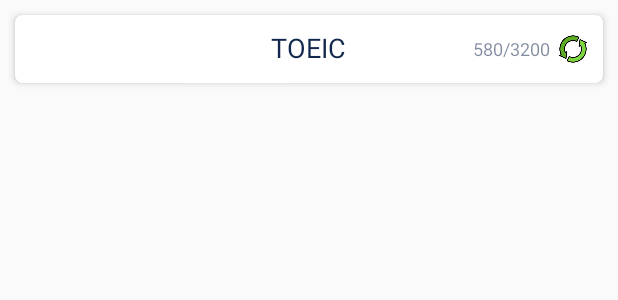
After one commit to warriorWorld/MyWord, an Android app: the layout item_table.xml on its own in the app's theme, with its tools: preview values and no code run, on a phone screen of 412 x 824 dp. The commit adds this screen. Shown: the top 300 px of the screen. Run offline under Robolectric (Android 15) with nearby library versions, the phone set to English and light mode, and no system bars.

Commit message:
surpass zhimi

```diff
--- a/app/src/main/AndroidManifest.xml
+++ b/app/src/main/AndroidManifest.xml
@@ -18,7 +18,7 @@
         android:networkSecurityConfig="@xml/network_security_config"
         android:supportsRtl="true"
         android:theme="@style/AppTheme">
-        <activity android:name=".business.words.WordsActivity">
+        <activity android:name=".business.main.MainActivity">
             <intent-filter>
                 <action android:name="android.intent.action.MAIN" />
 
--- a/app/src/main/java/com/insightsurfface/myword/base/BaseActivity.java
+++ b/app/src/main/java/com/insightsurfface/myword/base/BaseActivity.java
@@ -21,6 +21,7 @@
 import org.greenrobot.eventbus.EventBus;
 import org.greenrobot.eventbus.Subscribe;
 
+import androidx.appcompat.app.AppCompatActivity;
 import io.reactivex.disposables.CompositeDisposable;
 
 
@@ -28,7 +29,7 @@
  * 作者：苏航 on 2016/10/17 11:56
  * 邮箱：772192594@qq.com
  */
-public abstract class BaseActivity extends Activity {
+public abstract class BaseActivity extends AppCompatActivity {
     protected TopBar baseTopBar;
     protected EasyToast baseToast;
     public CompositeDisposable mObserver = new CompositeDisposable();
--- /dev/null
+++ b/app/src/main/java/com/insightsurfface/myword/listener/OnAddClickListener.java
@@ -0,0 +1,5 @@
+package com.insightsurfface.myword.listener;
+
+public interface OnAddClickListener {
+    void onClick();
+}
--- /dev/null
+++ b/app/src/main/res/drawable/round5_white.xml
@@ -0,0 +1,7 @@
+<?xml version="1.0" encoding="utf-8"?>
+<shape xmlns:android="http://schemas.android.com/apk/res/android">
+
+    <corners android:radius="5dp"/>
+   <solid
+       android:color="@color/white"></solid>
+</shape>
--- /dev/null
+++ b/app/src/main/res/layout/item_table.xml
@@ -0,0 +1,44 @@
+<?xml version="1.0" encoding="utf-8"?>
+<RelativeLayout xmlns:android="http://schemas.android.com/apk/res/android"
+    xmlns:app="http://schemas.android.com/apk/res-auto"
+    android:id="@+id/table_rl"
+    android:layout_width="match_parent"
+    android:layout_height="45dp"
+    android:layout_marginLeft="10dp"
+    android:layout_marginTop="10dp"
+    android:layout_marginRight="10dp"
+    android:layout_marginBottom="10dp"
+    android:background="@drawable/round5_white"
+    android:elevation="3dp"
+    android:orientation="vertical">
+
+    <TextView
+        android:id="@+id/table_name_tv"
+        android:layout_width="wrap_content"
+        android:layout_height="wrap_content"
+        android:layout_centerInParent="true"
+        android:includeFontPadding="false"
+        android:text="TOEIC"
+        android:textColor="@color/main_text_color"
+        android:textSize="18sp"></TextView>
+
+    <TextView
+        android:id="@+id/table_size_tv"
+        android:layout_width="wrap_content"
+        android:layout_height="wrap_content"
+        android:layout_alignParentRight="true"
+        android:layout_centerVertical="true"
+        android:layout_marginRight="35dp"
+        android:text="580/3200"
+        android:textColor="@color/main_text_color_gray"
+        android:textSize="12sp"></TextView>
+
+    <ImageView
+        android:id="@+id/refresh_iv"
+        android:layout_width="20dp"
+        android:layout_height="20dp"
+        android:layout_alignParentRight="true"
+        android:layout_centerVertical="true"
+        android:layout_marginRight="10dp"
+        android:src="@drawable/ic_refresh_green"></ImageView>
+</RelativeLayout>
--- a/build.gradle
+++ b/build.gradle
@@ -4,11 +4,13 @@
     repositories {
         google()
         jcenter()
-
+        //green dao
+        mavenCentral() // add repository
     }
     dependencies {
         classpath 'com.android.tools.build:gradle:3.5.3'
-
+        //green dao
+        classpath 'org.greenrobot:greendao-gradle-plugin:3.2.2' // add plugin
         // NOTE: Do not place your application dependencies here; they belong
         // in the individual module build.gradle files
     }
```
Also changed, not shown: app/build.gradle (+6 -2 lines), app/src/main/java/com/insightsurfface/myword/adapter/WordsTablesAdapter.java (added, +131 -0 lines), app/src/main/java/com/insightsurfface/myword/business/main/MainActivity.java (+66 -5 lines), app/src/main/java/com/insightsurfface/myword/business/main/MainContract.java (added, +17 -0 lines), app/src/main/java/com/insightsurfface/myword/business/main/MainPresenter.java (added, +19 -0 lines), app/src/main/java/com/insightsurfface/myword/greendao/WordsTable.java (added, +61 -0 lines), app/src/main/java/com/insightsurfface/myword/greendao/WordsTables.java (added, +40 -0 lines), app/src/main/res/layout/activity_main.xml (+6 -11 lines), app/src/main/res/layout/item_add_table.xml (added, +20 -0 lines), app/src/main/res/drawable/ic_add.png (added).
